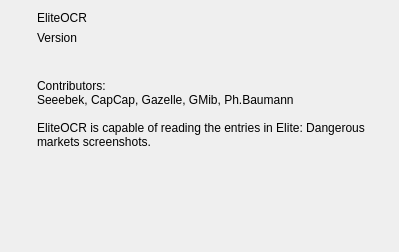
seeebek/EliteOCR, file aboutUI.ui: the form before one commit.
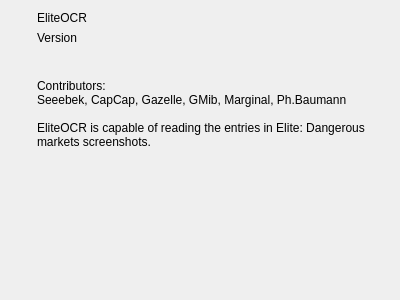
The form after the commit. Icons and pictures are not drawn.

Commit message: Fix About dialog on Mac.

```diff
--- a/aboutUI.ui
+++ b/aboutUI.ui
@@ -6,8 +6,8 @@
    <rect>
     <x>0</x>
     <y>0</y>
-    <width>399</width>
-    <height>252</height>
+    <width>400</width>
+    <height>300</height>
    </rect>
   </property>
   <property name="windowTitle">
@@ -78,11 +78,9 @@
           <string>
 
 Contributors:
-Seeebek, CapCap, Gazelle, GMib, Ph.Baumann
+Seeebek, CapCap, Gazelle, GMib, Marginal, Ph.Baumann
 
-EliteOCR is capable of reading the entries in Elite: Dangerous markets screenshots.
-
-</string>
+EliteOCR is capable of reading the entries in Elite: Dangerous markets screenshots.</string>
          </property>
          <property name="wordWrap">
           <bool>true</bool>
```
The commit also changes 2 other files.
